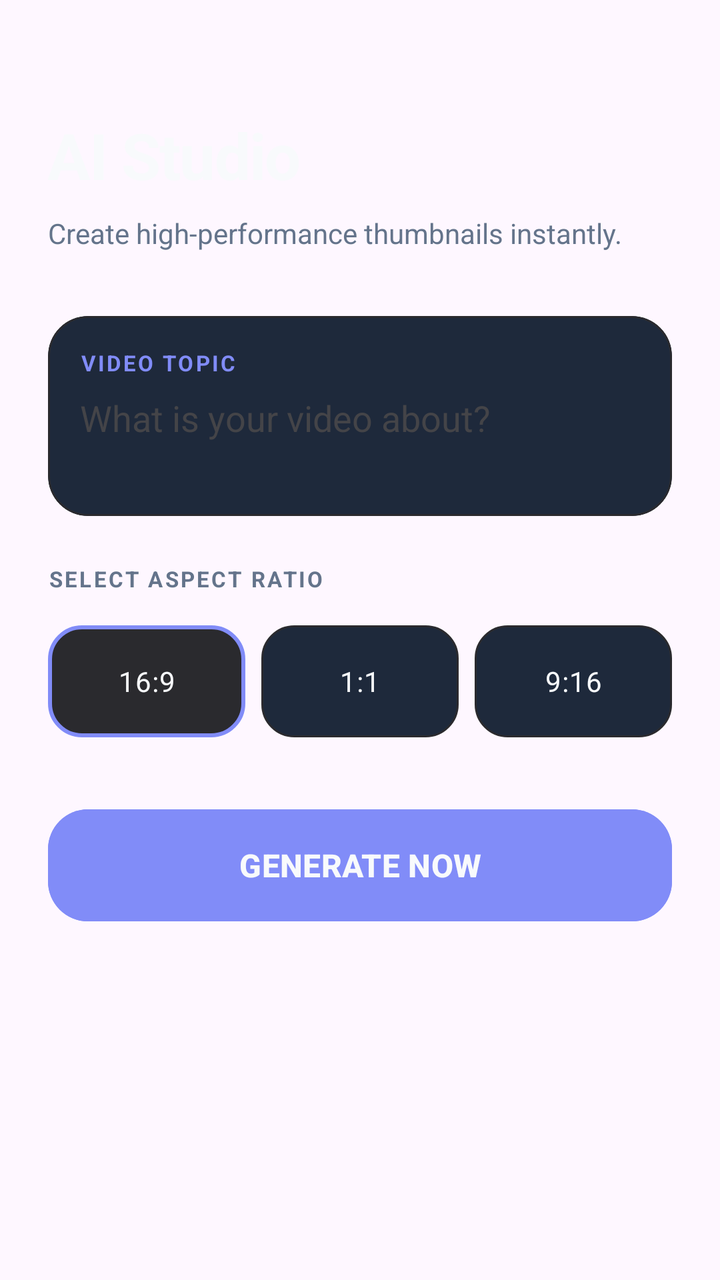
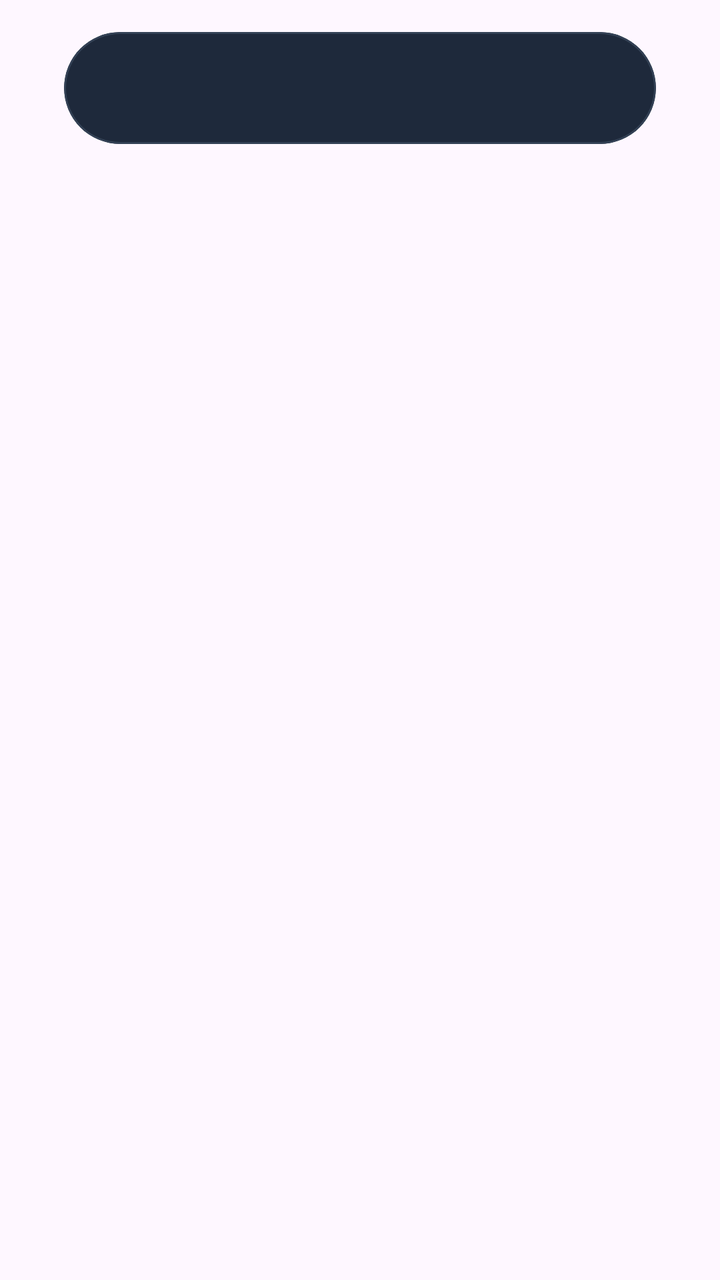

Screens rendered from an Android XML layout before and after an edit, with the pre-edit source and the edit as a unified diff.
<!-- AndroidManifest.xml: application theme Theme.AIThumbnailGenerator -->
<!-- res/layout/fragment_generate.xml -->
<androidx.core.widget.NestedScrollView xmlns:android="http://schemas.android.com/apk/res/android"
    xmlns:app="http://schemas.android.com/apk/res-auto"
    android:layout_width="match_parent"
    android:layout_height="match_parent"
    android:background="@android:color/transparent">

    <LinearLayout
        android:layout_width="match_parent"
        android:layout_height="wrap_content"
        android:orientation="vertical"
        android:padding="24dp">

        <Space
            android:layout_width="match_parent"
            android:layout_height="32dp" />

        <TextView
            android:layout_width="wrap_content"
            android:layout_height="wrap_content"
            android:text="AI Studio"
            android:textColor="@color/text_white"
            android:textSize="32sp"
            android:textStyle="bold"
            android:letterSpacing="-0.02" />

        <TextView
            android:layout_width="wrap_content"
            android:layout_height="wrap_content"
            android:text="Create high-performance thumbnails instantly."
            android:textColor="@color/text_gray"
            android:textSize="14sp"
            android:layout_marginTop="8dp"
            android:layout_marginBottom="32dp" />

        <com.google.android.material.card.MaterialCardView
            android:layout_width="match_parent"
            android:layout_height="wrap_content"
            app:cardCornerRadius="20dp"
            app:cardBackgroundColor="@color/surface_dark"
            app:strokeWidth="1dp"
            app:strokeColor="#2A2A2E"
            android:layout_marginBottom="24dp">

            <LinearLayout
                android:layout_width="match_parent"
                android:layout_height="wrap_content"
                android:orientation="vertical"
                android:padding="16dp">

                <TextView
                    android:layout_width="wrap_content"
                    android:layout_height="wrap_content"
                    android:text="VIDEO TOPIC"
                    android:textColor="@color/primary_electric"
                    android:textSize="11sp"
                    android:textStyle="bold"
                    android:letterSpacing="0.1"
                    android:layout_marginBottom="8dp" />

                <EditText
                    android:id="@+id/etVideoTitle"
                    android:layout_width="match_parent"
                    android:layout_height="wrap_content"
                    android:hint="What is your video about?"
                    android:textColor="@color/text_white"
                    android:textColorHint="#444448"
                    android:background="@android:color/transparent"
                    android:textSize="18sp"
                    android:inputType="textLongMessage|textMultiLine"
                    android:minLines="2"
                    android:gravity="top" />
            </LinearLayout>
        </com.google.android.material.card.MaterialCardView>

        <TextView
            android:layout_width="wrap_content"
            android:layout_height="wrap_content"
            android:text="SELECT ASPECT RATIO"
            android:textColor="@color/text_gray"
            android:textSize="11sp"
            android:textStyle="bold"
            android:letterSpacing="0.1"
            android:layout_marginBottom="16dp" />

        <RadioGroup
            android:id="@+id/rgRatio"
            android:layout_width="match_parent"
            android:layout_height="wrap_content"
            android:orientation="horizontal"
            android:layout_marginBottom="32dp">

            <RadioButton
                android:id="@+id/rb169"
                android:layout_width="0dp"
                android:layout_height="56dp"
                android:layout_weight="1"
                android:text="16:9"
                android:textColor="@color/text_white"
                android:button="@null"
                android:gravity="center"
                android:background="@drawable/bg_ratio_selector"
                android:layout_marginEnd="8dp"
                android:checked="true" />

            <RadioButton
                android:id="@+id/rb11"
                android:layout_width="0dp"
                android:layout_height="56dp"
                android:layout_weight="1"
                android:text="1:1"
                android:textColor="@color/text_white"
                android:button="@null"
                android:gravity="center"
                android:background="@drawable/bg_ratio_selector"
                android:layout_marginEnd="8dp" />

            <RadioButton
                android:id="@+id/rb916"
                android:layout_width="0dp"
                android:layout_height="56dp"
                android:layout_weight="1"
                android:text="9:16"
                android:textColor="@color/text_white"
                android:button="@null"
                android:gravity="center"
                android:background="@drawable/bg_ratio_selector" />
        </RadioGroup>

        <com.google.android.material.button.MaterialButton
            android:id="@+id/btnGenerate"
            android:layout_width="match_parent"
            android:layout_height="64dp"
            android:text="GENERATE NOW"
            app:cornerRadius="20dp"
            android:backgroundTint="@color/primary_electric"
            android:textColor="@color/text_white"
            android:textStyle="bold"
            android:textSize="16sp"
            app:elevation="4dp"
            android:layout_marginBottom="40dp" />

        <com.google.android.material.card.MaterialCardView
            android:id="@+id/previewCard"
            android:layout_width="match_parent"
            android:layout_height="wrap_content"
            app:cardCornerRadius="24dp"
            app:cardBackgroundColor="@color/surface_dark"
            app:strokeWidth="1dp"
            app:strokeColor="#2A2A2E"
            android:visibility="gone"
            android:layout_marginBottom="120dp">
            
            <ImageView
                android:id="@+id/ivPreview"
                android:layout_width="match_parent"
                android:layout_height="wrap_content"
                android:adjustViewBounds="true"
                android:scaleType="fitCenter" />
        </com.google.android.material.card.MaterialCardView>

    </LinearLayout>
</androidx.core.widget.NestedScrollView>
<!-- resources referenced by this layout -->
<resources>
  <color name="primary_electric">#818CF8</color>
  <color name="surface_dark">#1E293B</color>
  <color name="text_gray">#64748B</color>
  <color name="text_white">#F8FAFC</color>
  <!-- drawable bg_ratio_selector (drawable) -->
  <?xml version="1.0" encoding="utf-8"?>
  <selector xmlns:android="http://schemas.android.com/apk/res/android">
      <item android:state_checked="true">
          <shape>
              <solid android:color="#2A2A2E" />
              <stroke android:width="2dp" android:color="@color/primary_electric" />
              <corners android:radius="16dp" />
          </shape>
      </item>
      <item>
          <shape>
              <solid android:color="@color/surface_dark" />
              <stroke android:width="1dp" android:color="#2A2A2E" />
              <corners android:radius="16dp" />
          </shape>
      </item>
  </selector>
  <style name="Theme.AIThumbnailGenerator" parent="Base.Theme.AIThumbnailGenerator" />
  <style name="Base.Theme.AIThumbnailGenerator" parent="Theme.Material3.DayNight.NoActionBar">
          
          
      </style>
</resources>

<!-- the commit's change to res/layout/fragment_generate.xml (unified diff, before → after) -->
@@ -1,162 +1,44 @@
-<androidx.core.widget.NestedScrollView xmlns:android="http://schemas.android.com/apk/res/android"
+<?xml version="1.0" encoding="utf-8"?>
+<androidx.constraintlayout.widget.ConstraintLayout xmlns:android="http://schemas.android.com/apk/res/android"
     xmlns:app="http://schemas.android.com/apk/res-auto"
     android:layout_width="match_parent"
     android:layout_height="match_parent"
     android:background="@android:color/transparent">
 
-    <LinearLayout
+    <com.google.android.material.card.MaterialCardView
+        android:id="@+id/tab_card"
         android:layout_width="match_parent"
-        android:layout_height="wrap_content"
-        android:orientation="vertical"
-        android:padding="24dp">
+        android:layout_height="56dp"
+        android:layout_marginTop="16dp"
+        android:layout_marginHorizontal="32dp"
+        app:cardCornerRadius="28dp"
+        app:cardBackgroundColor="#1E293B"
+        app:cardElevation="0dp"
+        app:strokeWidth="1dp"
+        app:strokeColor="#334155"
+        app:layout_constraintTop_toTopOf="parent"
+        app:layout_constraintStart_toStartOf="parent"
+        app:layout_constraintEnd_toEndOf="parent">
 
-        <Space
+        <com.google.android.material.tabs.TabLayout
+            android:id="@+id/generate_tabs"
             android:layout_width="match_parent"
-            android:layout_height="32dp" />
+            android:layout_height="match_parent"
+            android:background="@android:color/transparent"
+            app:tabIndicatorHeight="0dp"
+            app:tabRippleColor="@android:color/transparent"
+            app:tabSelectedTextColor="@color/text_white"
+            app:tabTextColor="@color/text_gray"
+            app:tabMode="fixed"
+            app:tabBackground="@drawable/bg_tab_pill" />
+    </com.google.android.material.card.MaterialCardView>
 
-        <TextView
-            android:layout_width="wrap_content"
-            android:layout_height="wrap_content"
-            android:text="AI Studio"
-            android:textColor="@color/text_white"
-            android:textSize="32sp"
-            android:textStyle="bold"
-            android:letterSpacing="-0.02" />
+    <androidx.viewpager2.widget.ViewPager2
+        android:id="@+id/generate_viewpager"
+        android:layout_width="match_parent"
+        android:layout_height="0dp"
+        android:layout_marginTop="16dp"
+        app:layout_constraintTop_toBottomOf="@id/tab_card"
+        app:layout_constraintBottom_toBottomOf="parent" />
 
-        <TextView
-            android:layout_width="wrap_content"
-            android:layout_height="wrap_content"
-            android:text="Create high-performance thumbnails instantly."
-            android:textColor="@color/text_gray"
-            android:textSize="14sp"
-            android:layout_marginTop="8dp"
-            android:layout_marginBottom="32dp" />
-
-        <com.google.android.material.card.MaterialCardView
-            android:layout_width="match_parent"
-            android:layout_height="wrap_content"
-            app:cardCornerRadius="20dp"
-            app:cardBackgroundColor="@color/surface_dark"
-            app:strokeWidth="1dp"
-            app:strokeColor="#2A2A2E"
-            android:layout_marginBottom="24dp">
-
-            <LinearLayout
-                android:layout_width="match_parent"
-                android:layout_height="wrap_content"
-                android:orientation="vertical"
-                android:padding="16dp">
-
-                <TextView
-                    android:layout_width="wrap_content"
-                    android:layout_height="wrap_content"
-                    android:text="VIDEO TOPIC"
-                    android:textColor="@color/primary_electric"
-                    android:textSize="11sp"
-                    android:textStyle="bold"
-                    android:letterSpacing="0.1"
-                    android:layout_marginBottom="8dp" />
-
-                <EditText
-                    android:id="@+id/etVideoTitle"
-                    android:layout_width="match_parent"
-                    android:layout_height="wrap_content"
-                    android:hint="What is your video about?"
-                    android:textColor="@color/text_white"
-                    android:textColorHint="#444448"
-                    android:background="@android:color/transparent"
-                    android:textSize="18sp"
-                    android:inputType="textLongMessage|textMultiLine"
-                    android:minLines="2"
-                    android:gravity="top" />
-            </LinearLayout>
-        </com.google.android.material.card.MaterialCardView>
-
-        <TextView
-            android:layout_width="wrap_content"
-            android:layout_height="wrap_content"
-            android:text="SELECT ASPECT RATIO"
-            android:textColor="@color/text_gray"
-            android:textSize="11sp"
-            android:textStyle="bold"
-            android:letterSpacing="0.1"
-            android:layout_marginBottom="16dp" />
-
-        <RadioGroup
-            android:id="@+id/rgRatio"
-            android:layout_width="match_parent"
-            android:layout_height="wrap_content"
-            android:orientation="horizontal"
-            android:layout_marginBottom="32dp">
-
-            <RadioButton
-                android:id="@+id/rb169"
-                android:layout_width="0dp"
-                android:layout_height="56dp"
-                android:layout_weight="1"
-                android:text="16:9"
-                android:textColor="@color/text_white"
-                android:button="@null"
-                android:gravity="center"
-                android:background="@drawable/bg_ratio_selector"
-                android:layout_marginEnd="8dp"
-                android:checked="true" />
-
-            <RadioButton
-                android:id="@+id/rb11"
-                android:layout_width="0dp"
-                android:layout_height="56dp"
-                android:layout_weight="1"
-                android:text="1:1"
-                android:textColor="@color/text_white"
-                android:button="@null"
-                android:gravity="center"
-                android:background="@drawable/bg_ratio_selector"
-                android:layout_marginEnd="8dp" />
-
-            <RadioButton
-                android:id="@+id/rb916"
-                android:layout_width="0dp"
-                android:layout_height="56dp"
-                android:layout_weight="1"
-                android:text="9:16"
-                android:textColor="@color/text_white"
-                android:button="@null"
-                android:gravity="center"
-                android:background="@drawable/bg_ratio_selector" />
-        </RadioGroup>
-
-        <com.google.android.material.button.MaterialButton
-            android:id="@+id/btnGenerate"
-            android:layout_width="match_parent"
-            android:layout_height="64dp"
-            android:text="GENERATE NOW"
-            app:cornerRadius="20dp"
-            android:backgroundTint="@color/primary_electric"
-            android:textColor="@color/text_white"
-            android:textStyle="bold"
-            android:textSize="16sp"
-            app:elevation="4dp"
-            android:layout_marginBottom="40dp" />
-
-        <com.google.android.material.card.MaterialCardView
-            android:id="@+id/previewCard"
-            android:layout_width="match_parent"
-            android:layout_height="wrap_content"
-            app:cardCornerRadius="24dp"
-            app:cardBackgroundColor="@color/surface_dark"
-            app:strokeWidth="1dp"
-            app:strokeColor="#2A2A2E"
-            android:visibility="gone"
-            android:layout_marginBottom="120dp">
-            
-            <ImageView
-                android:id="@+id/ivPreview"
-                android:layout_width="match_parent"
-                android:layout_height="wrap_content"
-                android:adjustViewBounds="true"
-                android:scaleType="fitCenter" />
-        </com.google.android.material.card.MaterialCardView>
-
-    </LinearLayout>
-</androidx.core.widget.NestedScrollView>
+</androidx.constraintlayout.widget.ConstraintLayout>
<!-- resource entries referenced after the edit -->
@@ -1,28 +1,24 @@
 <!-- resources referenced by this layout -->
 <resources>
-  <color name="primary_electric">#818CF8</color>
-  <color name="surface_dark">#1E293B</color>
   <color name="text_gray">#64748B</color>
   <color name="text_white">#F8FAFC</color>
-  <!-- drawable bg_ratio_selector (drawable) -->
+  <!-- drawable bg_tab_pill (drawable) -->
   <?xml version="1.0" encoding="utf-8"?>
   <selector xmlns:android="http://schemas.android.com/apk/res/android">
-      <item android:state_checked="true">
-          <shape>
-              <solid android:color="#2A2A2E" />
-              <stroke android:width="2dp" android:color="@color/primary_electric" />
-              <corners android:radius="16dp" />
+      <item android:state_selected="true">
+          <shape android:shape="rectangle">
+              <solid android:color="@color/primary_electric" />
+              <corners android:radius="24dp" />
           </shape>
       </item>
       <item>
-          <shape>
-              <solid android:color="@color/surface_dark" />
-              <stroke android:width="1dp" android:color="#2A2A2E" />
-              <corners android:radius="16dp" />
+          <shape android:shape="rectangle">
+              <solid android:color="@android:color/transparent" />
           </shape>
       </item>
   </selector>
   <style name="Theme.AIThumbnailGenerator" parent="Base.Theme.AIThumbnailGenerator" />
+  <color name="primary_electric">#818CF8</color>
   <style name="Base.Theme.AIThumbnailGenerator" parent="Theme.Material3.DayNight.NoActionBar">
           
           
